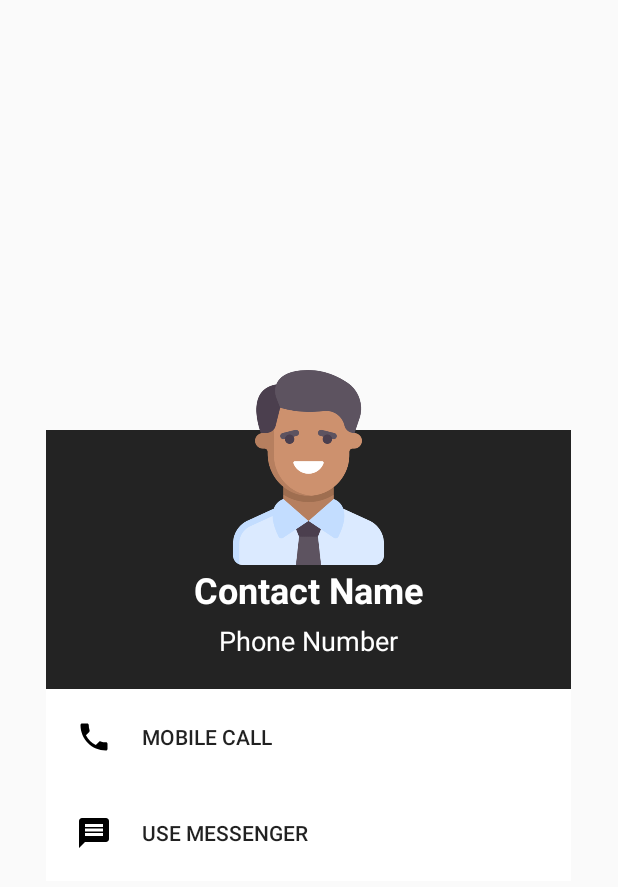
After one commit to juaanhs/sample-java-viewpager-recyclerview, an Android app: the layout dialog_contact.xml on its own in the app's theme, with its tools: preview values and no code run, on a phone screen of 412 x 824 dp. The commit adds this screen. Shown: the top 887 px of the screen. Run offline under Robolectric (Android 15) with nearby library versions, the phone set to English and light mode, and no system bars.

Commit message:
sample viewPager with recyclerView 2

```diff
--- a/app/src/main/java/com/jhsf/estudo/viewpagerwithrecyclerview/RecyclerView/RecyclerViewAdapter.java
+++ b/app/src/main/java/com/jhsf/estudo/viewpagerwithrecyclerview/RecyclerView/RecyclerViewAdapter.java
@@ -1,11 +1,16 @@
 package com.jhsf.estudo.viewpagerwithrecyclerview.RecyclerView;
 
+import android.app.Dialog;
 import android.content.Context;
+import android.graphics.Color;
+import android.graphics.drawable.ColorDrawable;
 import android.view.LayoutInflater;
 import android.view.View;
 import android.view.ViewGroup;
 import android.widget.ImageView;
+import android.widget.LinearLayout;
 import android.widget.TextView;
+import android.widget.Toast;
 
 import androidx.annotation.NonNull;
 import androidx.recyclerview.widget.RecyclerView;
@@ -20,6 +25,7 @@ public class RecyclerViewAdapter extends RecyclerView.Adapter<RecyclerViewAdapte
 
     Context context;
     List<Contact> data;
+    Dialog dialog;
 
     public RecyclerViewAdapter(Context context, List<Contact> data) {
         this.context = context;
@@ -31,7 +37,32 @@ public class RecyclerViewAdapter extends RecyclerView.Adapter<RecyclerViewAdapte
     public MyViewHolder onCreateViewHolder(@NonNull ViewGroup parent, int viewType) {
         View v;
         v = LayoutInflater.from(context).inflate(R.layout.item_contact, parent, false);
-        return new MyViewHolder(v);
+        final MyViewHolder vHolder = new MyViewHolder(v);
+
+        dialog = new Dialog(context);
+        dialog.setContentView(R.layout.dialog_contact);
+        dialog.getWindow().setBackgroundDrawable(new ColorDrawable(Color.TRANSPARENT));
+
+
+        vHolder.itemContact.setOnClickListener(new View.OnClickListener() {
+            @Override
+            public void onClick(View v) {
+
+                TextView dialogNameTv = dialog.findViewById(R.id.dialog_name_contact);
+                TextView dialogPhoneTv = dialog.findViewById(R.id.dialog_phone_contact);
+                ImageView dialogContactImage = dialog.findViewById(R.id.dialog_image_contact);
+                dialogNameTv.setText(data.get(vHolder.getAdapterPosition()).getName());
+                dialogPhoneTv.setText(data.get(vHolder.getAdapterPosition()).getPhone());
+                dialogContactImage.setImageResource(data.get(vHolder.getAdapterPosition()).getPhoto());
+
+                Toast.makeText(context, "Test Click" + String.valueOf
+                        (vHolder.getAdapterPosition()),Toast.LENGTH_SHORT).show();
+                dialog.show();
+            }
+        });
+
+
+        return vHolder;
     }
 
     @Override
@@ -52,10 +83,11 @@ public class RecyclerViewAdapter extends RecyclerView.Adapter<RecyclerViewAdapte
         private TextView tvName;
         private TextView tvPhone;
         private ImageView img;
+        private LinearLayout itemContact;
 
         public MyViewHolder(@NonNull View itemView) {
             super(itemView);
-
+            itemContact = itemView.findViewById(R.id.contact_item);
             tvName = itemView.findViewById(R.id.name_contact);
             tvPhone = itemView.findViewById(R.id.phone_contact);
             img = itemView.findViewById(R.id.img_contact);
--- /dev/null
+++ b/app/src/main/res/drawable/dialog_call.xml
@@ -0,0 +1,9 @@
+<vector xmlns:android="http://schemas.android.com/apk/res/android"
+        android:width="24dp"
+        android:height="24dp"
+        android:viewportWidth="24.0"
+        android:viewportHeight="24.0">
+    <path
+        android:fillColor="#FF000000"
+        android:pathData="M6.62,10.79c1.44,2.83 3.76,5.14 6.59,6.59l2.2,-2.2c0.27,-0.27 0.67,-0.36 1.02,-0.24 1.12,0.37 2.33,0.57 3.57,0.57 0.55,0 1,0.45 1,1V20c0,0.55 -0.45,1 -1,1 -9.39,0 -17,-7.61 -17,-17 0,-0.55 0.45,-1 1,-1h3.5c0.55,0 1,0.45 1,1 0,1.25 0.2,2.45 0.57,3.57 0.11,0.35 0.03,0.74 -0.25,1.02l-2.2,2.2z"/>
+</vector>
--- /dev/null
+++ b/app/src/main/res/drawable/dialog_message.xml
@@ -0,0 +1,9 @@
+<vector xmlns:android="http://schemas.android.com/apk/res/android"
+        android:width="24dp"
+        android:height="24dp"
+        android:viewportWidth="24.0"
+        android:viewportHeight="24.0">
+    <path
+        android:fillColor="#FF000000"
+        android:pathData="M20,2L4,2c-1.1,0 -1.99,0.9 -1.99,2L2,22l4,-4h14c1.1,0 2,-0.9 2,-2L22,4c0,-1.1 -0.9,-2 -2,-2zM18,14L6,14v-2h12v2zM18,11L6,11L6,9h12v2zM18,8L6,8L6,6h12v2z"/>
+</vector>
--- /dev/null
+++ b/app/src/main/res/layout/dialog_contact.xml
@@ -0,0 +1,71 @@
+<?xml version="1.0" encoding="utf-8"?>
+<RelativeLayout xmlns:android="http://schemas.android.com/apk/res/android"
+    android:layout_width="350dp"
+    android:layout_height="wrap_content"
+    android:layout_gravity="center">
+
+    <LinearLayout
+        android:layout_marginTop="50dp"
+        android:layout_width="match_parent"
+        android:layout_height="wrap_content"
+        android:background="#232323"
+        android:orientation="vertical"
+        android:gravity="center_horizontal">
+
+        <TextView
+            android:id="@+id/dialog_name_contact"
+            android:layout_width="wrap_content"
+            android:layout_height="wrap_content"
+            android:textColor="@android:color/white"
+            android:text="Contact Name"
+            android:textStyle="bold"
+            android:textSize="24dp"
+            android:layout_marginTop="90dp"/>
+
+        <TextView
+            android:id="@+id/dialog_phone_contact"
+            android:layout_width="wrap_content"
+            android:layout_height="wrap_content"
+            android:textColor="@android:color/white"
+            android:text="Phone Number"
+            android:textSize="18sp"
+            android:layout_marginTop="5dp"
+            android:layout_marginBottom="10dp"/>
+
+        <Button
+            android:id="@+id/btn_dialog_call"
+            android:padding="20dp"
+            android:textAlignment="textStart"
+            android:layout_gravity="start"
+            android:drawablePadding="20dp"
+            android:drawableLeft="@drawable/dialog_call"
+            android:layout_width="match_parent"
+            android:layout_height="wrap_content"
+            android:background="@android:color/white"
+            android:text="Mobile Call"
+            android:layout_marginTop="10dp"/>
+
+        <Button
+            android:id="@+id/btn_dialog_messenger"
+            android:padding="20dp"
+            android:textAlignment="textStart"
+            android:layout_gravity="start"
+            android:drawableLeft="@drawable/dialog_message"
+            android:drawablePadding="20dp"
+            android:layout_width="match_parent"
+            android:layout_height="wrap_content"
+            android:background="@android:color/white"
+            android:text="Use Messenger"/>
+    </LinearLayout>
+
+    <ImageView
+        android:id="@+id/dialog_image_contact"
+        android:layout_width="150dp"
+        android:layout_height="150dp"
+        android:src="@drawable/icon_men"
+        android:padding="10dp"
+        android:layout_centerHorizontal="true"
+        android:layout_alignParentTop="true">
+    </ImageView>
+
+</RelativeLayout>
--- a/app/src/main/res/layout/item_contact.xml
+++ b/app/src/main/res/layout/item_contact.xml
@@ -4,7 +4,8 @@
     android:layout_width="match_parent"
     android:layout_height="wrap_content"
     android:padding="16dp"
-    android:background="@color/colorPrimary">
+    android:background="@color/colorPrimary"
+    android:id="@+id/contact_item">
     <ImageView
         android:layout_width="56dp"
         android:layout_height="56dp"
```
